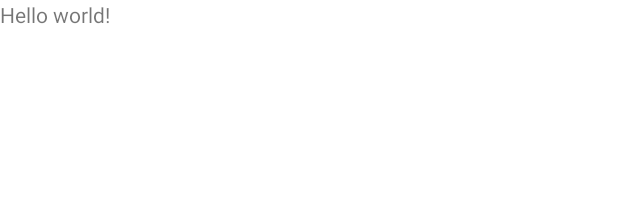
After one commit to yltrcc/recite, an Android app: the layout activity_question_details.xml on its own in the app's theme, with its tools: preview values and no code run, on a phone screen of 412 x 824 dp. The commit adds this screen. Shown: the top 197 px of the screen. Run offline under Robolectric (Android 15) with nearby library versions, the phone set to English and light mode, and no system bars.

Commit message:
新增题库详情页，以及首页跳转功能。

```diff
--- a/app/src/main/AndroidManifest.xml
+++ b/app/src/main/AndroidManifest.xml
@@ -18,6 +18,7 @@
                 <category android:name="android.intent.category.LAUNCHER" />
             </intent-filter>
         </activity>
+        <activity android:name=".QuestionDetailsActivity"/>
     </application>
 
 </manifest>
--- a/app/src/main/res/layout/activity_main.xml
+++ b/app/src/main/res/layout/activity_main.xml
@@ -12,7 +12,7 @@
         android:orientation="vertical">
 
         <LinearLayout
-            android:id="@+id/btn_java"
+            android:id="@+id/ll_java_base"
             android:layout_width="match_parent"
             android:layout_height="100dp"
             android:layout_margin="15dp"
--- /dev/null
+++ b/app/src/main/res/layout/activity_question_details.xml
@@ -0,0 +1,14 @@
+<?xml version="1.0" encoding="utf-8"?>
+<androidx.constraintlayout.widget.ConstraintLayout xmlns:android="http://schemas.android.com/apk/res/android"
+    xmlns:app="http://schemas.android.com/apk/res-auto"
+    xmlns:tools="http://schemas.android.com/tools"
+    android:layout_width="match_parent"
+    android:layout_height="match_parent"
+    tools:context=".QuestionDetailsActivity">
+
+    <TextView
+        android:layout_width="match_parent"
+        android:layout_height="match_parent"
+        android:text="Hello world!"/>
+
+</androidx.constraintlayout.widget.ConstraintLayout>
```
Also changed, not shown: app/src/main/java/com/yltrcc/app/recite/MainActivity.kt (+12 -0 lines), app/src/main/java/com/yltrcc/app/recite/QuestionDetailsActivity.kt (added, +17 -0 lines).
